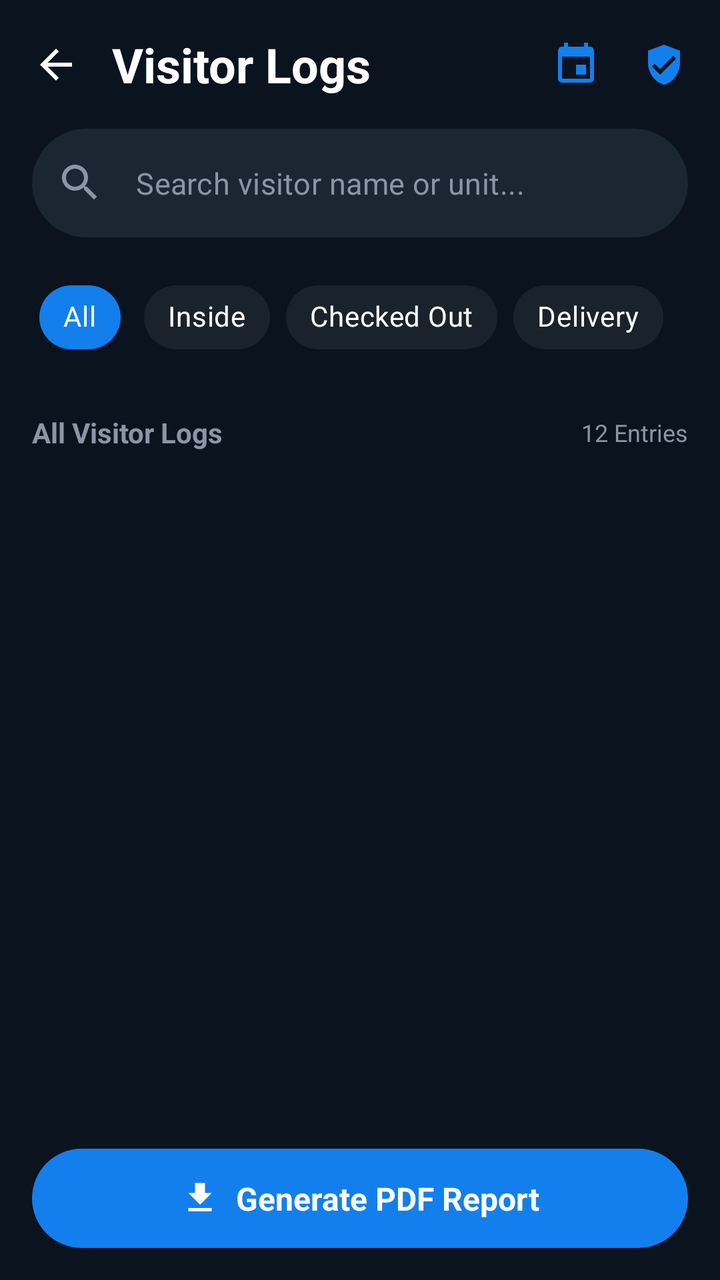
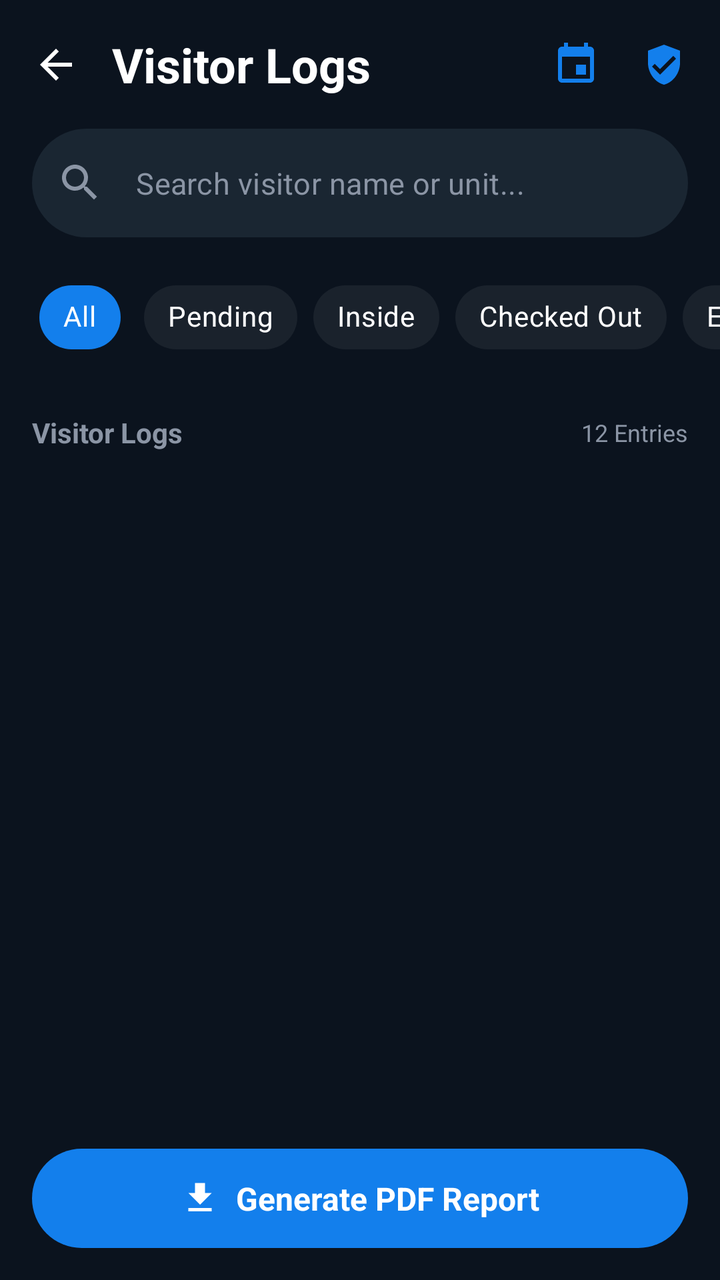

Two renders of the same Android screen: before a commit and after it. Below are the layout's source before the change and the commit's diff.
<!-- AndroidManifest.xml: application theme Theme.HouseVisitorManagementSystem -->
<!-- res/layout/activity_view_visitor.xml -->
<?xml version="1.0" encoding="utf-8"?>
<androidx.constraintlayout.widget.ConstraintLayout xmlns:android="http://schemas.android.com/apk/res/android"
    xmlns:app="http://schemas.android.com/apk/res-auto"
    xmlns:tools="http://schemas.android.com/tools"
    android:id="@+id/main"
    android:layout_width="match_parent"
    android:layout_height="match_parent"
    android:background="@color/night_blue">

    
    <androidx.constraintlayout.widget.ConstraintLayout
        android:id="@+id/headerLayout"
        android:layout_width="match_parent"
        android:layout_height="wrap_content"
        android:padding="16dp"
        app:layout_constraintTop_toTopOf="parent">

        <ImageView
            android:id="@+id/btnBack"
            android:layout_width="24dp"
            android:layout_height="24dp"
            android:contentDescription="Back"
            android:src="@drawable/ic_arrow_back"
            app:layout_constraintBottom_toBottomOf="parent"
            app:layout_constraintStart_toStartOf="parent"
            app:layout_constraintTop_toTopOf="parent"
            app:tint="@color/white" />

        <TextView
            android:layout_width="wrap_content"
            android:layout_height="wrap_content"
            android:layout_marginStart="16dp"
            android:text="Visitor Logs"
            android:textColor="@color/white"
            android:textSize="24sp"
            android:textStyle="bold"
            app:layout_constraintBottom_toBottomOf="parent"
            app:layout_constraintStart_toEndOf="@id/btnBack"
            app:layout_constraintTop_toTopOf="parent" />

        <ImageView
            android:id="@+id/btnFilter"
            android:layout_width="24dp"
            android:layout_height="24dp"
            android:src="@drawable/ic_filter_list"
            app:layout_constraintBottom_toBottomOf="parent"
            app:layout_constraintEnd_toEndOf="parent"
            app:layout_constraintTop_toTopOf="parent"
            app:tint="@color/bright_azure_blue" />

        <ImageView
            android:id="@+id/btnCalendar"
            android:layout_width="24dp"
            android:layout_height="24dp"
            android:layout_marginEnd="20dp"
            android:src="@drawable/ic_calendar"
            app:layout_constraintBottom_toBottomOf="parent"
            app:layout_constraintEnd_toStartOf="@id/btnFilter"
            app:layout_constraintTop_toTopOf="parent"
            app:tint="@color/bright_azure_blue" />

    </androidx.constraintlayout.widget.ConstraintLayout>

    <LinearLayout
        android:id="@+id/btnGenerateReport"
        android:layout_width="match_parent"
        android:layout_height="wrap_content"
        android:layout_marginHorizontal="16dp"
        android:layout_marginBottom="16dp"
        android:background="@drawable/bg_generate_report"
        android:gravity="center"
        android:orientation="horizontal"
        android:padding="14dp"
        app:layout_constraintBottom_toBottomOf="parent">

        <ImageView
            android:layout_width="20dp"
            android:layout_height="20dp"
            android:layout_marginEnd="8dp"
            android:src="@drawable/ic_download"
            app:tint="@color/white" />

        <TextView
            android:layout_width="wrap_content"
            android:layout_height="wrap_content"
            android:text="Generate PDF Report"
            android:textColor="@color/white"
            android:textSize="16sp"
            android:textStyle="bold" />
    </LinearLayout>

    
    <com.google.android.material.textfield.TextInputLayout
        android:id="@+id/tilSearch"
        style="@style/Widget.MaterialComponents.TextInputLayout.OutlinedBox"
        android:layout_width="match_parent"
        android:layout_height="wrap_content"
        android:layout_marginHorizontal="16dp"
        app:boxBackgroundColor="#1A2632"
        app:boxCornerRadiusBottomEnd="28dp"
        app:boxCornerRadiusBottomStart="28dp"
        app:boxCornerRadiusTopEnd="28dp"
        app:boxCornerRadiusTopStart="28dp"
        app:boxStrokeWidth="0dp"
        app:boxStrokeWidthFocused="0dp"
        app:hintEnabled="false"
        app:layout_constraintTop_toBottomOf="@id/headerLayout"
        app:startIconDrawable="@drawable/ic_search"
        app:startIconTint="@color/text_grey">

        <com.google.android.material.textfield.TextInputEditText
            android:id="@+id/etSearch"
            android:layout_width="match_parent"
            android:layout_height="wrap_content"
            android:hint="Search visitor name or unit..."
            android:textColor="@color/white"
            android:textColorHint="@color/text_grey"
            android:textSize="15sp" />
    </com.google.android.material.textfield.TextInputLayout>

    
    <HorizontalScrollView
        android:id="@+id/chipGroupFiltersScroll"
        android:layout_width="match_parent"
        android:layout_height="wrap_content"
        android:layout_marginTop="16dp"
        android:clipToPadding="false"
        android:paddingHorizontal="16dp"
        android:scrollbars="none"
        app:layout_constraintTop_toBottomOf="@id/tilSearch">

        <com.google.android.material.chip.ChipGroup
            android:id="@+id/chipGroupFilters"
            android:layout_width="wrap_content"
            android:layout_height="wrap_content"
            app:selectionRequired="true"
            app:singleSelection="true">

            <com.google.android.material.chip.Chip
                android:id="@+id/chipAll"
                style="@style/Widget.MaterialComponents.Chip.Choice"
                android:layout_width="wrap_content"
                android:layout_height="wrap_content"
                android:checked="true"
                android:text="All"
                android:textColor="@color/white"
                app:chipBackgroundColor="@color/chip_bg_selector"
                app:chipCornerRadius="20dp"
                app:chipStrokeWidth="0dp" />

            <com.google.android.material.chip.Chip
                android:id="@+id/chipInside"
                style="@style/Widget.MaterialComponents.Chip.Choice"
                android:layout_width="wrap_content"
                android:layout_height="wrap_content"
                android:text="Inside"
                android:textColor="@color/white"
                app:chipBackgroundColor="@color/chip_bg_selector"
                app:chipCornerRadius="20dp"
                app:chipStrokeWidth="0dp" />

            <com.google.android.material.chip.Chip
                android:id="@+id/chipCheckedOut"
                style="@style/Widget.MaterialComponents.Chip.Choice"
                android:layout_width="wrap_content"
                android:layout_height="wrap_content"
                android:text="Checked Out"
                android:textColor="@color/white"
                app:chipBackgroundColor="@color/chip_bg_selector"
                app:chipCornerRadius="20dp"
                app:chipStrokeWidth="0dp" />

            <com.google.android.material.chip.Chip
                android:id="@+id/chipDelivery"
                style="@style/Widget.MaterialComponents.Chip.Choice"
                android:layout_width="wrap_content"
                android:layout_height="wrap_content"
                android:text="Delivery"
                android:textColor="@color/white"
                app:chipBackgroundColor="@color/chip_bg_selector"
                app:chipCornerRadius="20dp"
                app:chipStrokeWidth="0dp" />

        </com.google.android.material.chip.ChipGroup>
    </HorizontalScrollView>

    
    <androidx.constraintlayout.widget.ConstraintLayout
        android:id="@+id/subHeaderLayout"
        android:layout_width="match_parent"
        android:layout_height="wrap_content"
        android:layout_marginTop="24dp"
        android:paddingHorizontal="16dp"
        app:layout_constraintTop_toBottomOf="@id/chipGroupFiltersScroll">

        <TextView
            android:id="@+id/tvDateLabel"
            android:layout_width="wrap_content"
            android:layout_height="wrap_content"
            android:text="All Visitor Logs"
            android:textColor="@color/text_grey"
            android:textSize="14sp"
            android:textStyle="bold"
            app:layout_constraintStart_toStartOf="parent"
            app:layout_constraintTop_toTopOf="parent" />

        <TextView
            android:id="@+id/tvEntriesCount"
            android:layout_width="wrap_content"
            android:layout_height="wrap_content"
            android:text="12 Entries"
            android:textColor="@color/text_grey"
            android:textSize="12sp"
            app:layout_constraintBottom_toBottomOf="@id/tvDateLabel"
            app:layout_constraintEnd_toEndOf="parent"
            app:layout_constraintTop_toTopOf="@id/tvDateLabel" />

    </androidx.constraintlayout.widget.ConstraintLayout>

    
    <androidx.recyclerview.widget.RecyclerView
        android:id="@+id/rvVisitorLogs"
        android:layout_width="match_parent"
        android:layout_height="0dp"
        android:layout_marginTop="12dp"
        android:layout_marginBottom="8dp"
        android:clipToPadding="false"
        android:paddingBottom="16dp"
        app:layoutManager="androidx.recyclerview.widget.LinearLayoutManager"
        app:layout_constraintBottom_toTopOf="@id/btnGenerateReport"
        app:layout_constraintTop_toBottomOf="@id/subHeaderLayout"
        tools:listitem="@layout/item_visitor_log" />

</androidx.constraintlayout.widget.ConstraintLayout>
<!-- res/layout/item_visitor_log.xml (included above) -->
<?xml version="1.0" encoding="utf-8"?>
<com.google.android.material.card.MaterialCardView xmlns:android="http://schemas.android.com/apk/res/android"
    xmlns:app="http://schemas.android.com/apk/res-auto"
    xmlns:tools="http://schemas.android.com/tools"
    android:layout_width="match_parent"
    android:layout_height="wrap_content"
    android:layout_marginHorizontal="16dp"
    android:layout_marginVertical="6dp"
    app:cardBackgroundColor="@color/card_dark_bg"
    app:cardCornerRadius="24dp"
    app:cardElevation="0dp"
    app:strokeWidth="0dp">

    <androidx.constraintlayout.widget.ConstraintLayout
        android:layout_width="match_parent"
        android:layout_height="wrap_content"
        android:padding="16dp">

        
        <FrameLayout
            android:id="@+id/avatarContainer"
            android:layout_width="60dp"
            android:layout_height="60dp"
            app:layout_constraintBottom_toBottomOf="parent"
            app:layout_constraintStart_toStartOf="parent"
            app:layout_constraintTop_toTopOf="parent">

            <com.google.android.material.imageview.ShapeableImageView
                android:id="@+id/ivAvatar"
                android:layout_width="match_parent"
                android:layout_height="match_parent"
                android:scaleType="centerCrop"
                android:src="@drawable/person_image"
                app:shapeAppearanceOverlay="@style/CircleImage"
                android:visibility="visible" />

            <View
                android:id="@+id/iconBg"
                android:layout_width="match_parent"
                android:layout_height="match_parent"
                android:background="@drawable/circle_dark_bg"
                android:visibility="gone" />

            <ImageView
                android:id="@+id/ivTypeIcon"
                android:layout_width="24dp"
                android:layout_height="24dp"
                android:layout_gravity="center"
                android:visibility="gone" />

            
            <ImageView
                android:id="@+id/ivActiveIndicator"
                android:layout_width="16dp"
                android:layout_height="16dp"
                android:layout_gravity="bottom|end"
                android:src="@drawable/ic_check_circle"
                app:tint="@color/status_green"
                android:visibility="gone" />

        </FrameLayout>

        
        <LinearLayout
            android:layout_width="0dp"
            android:layout_height="wrap_content"
            android:layout_marginStart="16dp"
            android:layout_marginEnd="8dp"
            android:orientation="vertical"
            app:layout_constraintBottom_toBottomOf="parent"
            app:layout_constraintEnd_toStartOf="@id/timeLayout"
            app:layout_constraintStart_toEndOf="@id/avatarContainer"
            app:layout_constraintTop_toTopOf="parent">

            <TextView
                android:id="@+id/tvName"
                android:layout_width="wrap_content"
                android:layout_height="wrap_content"
                android:text="John Doe"
                android:textColor="@color/white"
                android:textSize="18sp"
                android:textStyle="bold" />

            <TextView
                android:id="@+id/tvDetails"
                android:layout_width="wrap_content"
                android:layout_height="wrap_content"
                android:layout_marginTop="4dp"
                android:text="Guest • Unit 101"
                android:textColor="@color/text_grey"
                android:textSize="14sp" />

        </LinearLayout>

        
        <LinearLayout
            android:id="@+id/timeLayout"
            android:layout_width="wrap_content"
            android:layout_height="wrap_content"
            android:gravity="end"
            android:orientation="vertical"
            app:layout_constraintBottom_toBottomOf="parent"
            app:layout_constraintEnd_toEndOf="parent"
            app:layout_constraintTop_toTopOf="parent">

            <TextView
                android:id="@+id/tvStatusBadge"
                android:layout_width="wrap_content"
                android:layout_height="wrap_content"
                android:background="@drawable/bg_status_inside"
                android:paddingHorizontal="8dp"
                android:paddingVertical="4dp"
                android:text="Inside"
                android:textColor="@color/status_green"
                android:textSize="12sp"
                android:textStyle="bold" />

            <TextView
                android:id="@+id/tvEntryTime"
                android:layout_width="wrap_content"
                android:layout_height="wrap_content"
                android:layout_marginTop="8dp"
                android:text="10:00 AM"
                android:textColor="@color/text_grey"
                android:textSize="12sp" />

            <TextView
                android:id="@+id/tvExitTime"
                android:layout_width="wrap_content"
                android:layout_height="wrap_content"
                android:layout_marginTop="2dp"
                android:text="Out: 11:20 AM"
                android:textColor="@color/text_grey"
                android:textSize="12sp"
                android:visibility="gone" />

            <com.google.android.material.button.MaterialButton
                android:id="@+id/btnCheckout"
                style="@style/Widget.MaterialComponents.Button.TextButton"
                android:layout_width="wrap_content"
                android:layout_height="32dp"
                android:layout_marginTop="4dp"
                android:padding="0dp"
                android:text="Checkout"
                android:textAllCaps="false"
                android:textColor="@color/bright_azure_blue"
                android:textSize="12sp"
                app:rippleColor="@color/slate_blue_gray"
                android:visibility="gone" />

        </LinearLayout>

    </androidx.constraintlayout.widget.ConstraintLayout>

</com.google.android.material.card.MaterialCardView>
<!-- resources referenced by this layout -->
<resources>
  <color name="bright_azure_blue">#137fec</color>
  <color name="card_dark_bg">#1A222C</color>
  <color name="night_blue">#0B131E</color>
  <color name="slate_blue_gray">#2C3643</color>
  <color name="status_green">#2ECC71</color>
  <color name="text_grey">#8B95A5</color>
  <color name="white">#FFFFFF</color>
  <!-- drawable bg_generate_report (drawable) -->
  <?xml version="1.0" encoding="utf-8"?>
  <shape xmlns:android="http://schemas.android.com/apk/res/android">
      <solid android:color="@color/bright_azure_blue" />
      <corners android:radius="100dp" />
  </shape>
  <!-- drawable bg_status_inside (drawable) -->
  <?xml version="1.0" encoding="utf-8"?>
  <shape xmlns:android="http://schemas.android.com/apk/res/android">
      <solid android:color="#1A2ECC71" /> 
      <corners android:radius="8dp" />
  </shape>
  <!-- drawable circle_dark_bg (drawable) -->
  <?xml version="1.0" encoding="utf-8"?>
  <shape xmlns:android="http://schemas.android.com/apk/res/android"
      android:shape="oval">
      <solid android:color="#1A2332" />
  </shape>
  <!-- drawable ic_arrow_back (drawable) -->
  <vector xmlns:android="http://schemas.android.com/apk/res/android"
      android:width="24dp"
      android:height="24dp"
      android:viewportWidth="24"
      android:viewportHeight="24">
      <path
          android:fillColor="#FFFFFF"
          android:pathData="M20,11H7.83l5.59,-5.59L12,4l-8,8 8,8 1.41,-1.41L7.83,13H20v-2z" />
  </vector>
  <!-- drawable ic_calendar (drawable) -->
  <vector xmlns:android="http://schemas.android.com/apk/res/android"
      android:width="24dp"
      android:height="24dp"
      android:viewportWidth="24"
      android:viewportHeight="24">
      <path
          android:fillColor="#FFFFFF"
          android:pathData="M17,12h-5v5h5v-5zM16,1v2H8V1H6v2H5c-1.11,0 -1.99,0.9 -1.99,2L3,19c0,1.1 0.89,2 2,2h14c1.1,0 2,-0.9 2,-2V5c0,-1.1 -0.9,-2 -2,-2h-1V1h-2zM19,19H5V8h14v11z"/>
  </vector>
  <!-- drawable ic_check_circle (drawable) -->
  <vector xmlns:android="http://schemas.android.com/apk/res/android"
      android:width="24dp"
      android:height="24dp"
      android:viewportWidth="24"
      android:viewportHeight="24">
      <path
          android:fillColor="#FFFFFF"
          android:pathData="M12,2C6.48,2 2,6.48 2,12s4.48,10 10,10 10,-4.48 10,-10S17.52,2 12,2zM10,17l-5,-5 1.41,-1.41L10,14.17l7.59,-7.59L19,8l-9,9z"/>
  </vector>
  <!-- drawable ic_download (drawable) -->
  <?xml version="1.0" encoding="utf-8"?>
  <vector xmlns:android="http://schemas.android.com/apk/res/android"
      android:width="24dp"
      android:height="24dp"
      android:viewportWidth="24"
      android:viewportHeight="24">
      <path
          android:fillColor="#FFFFFFFF"
          android:pathData="M19,9h-4V3H9v6H5l7,7L19,9zM5,18v2h14v-2H5z" />
  </vector>
  <!-- drawable ic_filter_list (drawable) -->
  <vector xmlns:android="http://schemas.android.com/apk/res/android"
      android:width="24dp"
      android:height="24dp"
      android:viewportWidth="24"
      android:viewportHeight="24">
      <path
          android:fillColor="#FFFFFF"
          android:pathData="M12,2L4,5v6.09c0,5.05 3.41,9.76 8,10.91c4.59,-1.15 8,-5.86 8,-10.91V5L12,2zM10,17l-4,-4l1.41,-1.41L10,14.17l6.59,-6.59L18,9L10,17z"/>
  </vector>
  <!-- drawable person_image: png bitmap (drawable, 263217 bytes) -->
  <style name="CircleImage">
          <item name="cornerSize">50%</item>
      </style>
  <style name="Theme.HouseVisitorManagementSystem" parent="Base.Theme.HouseVisitorManagementSystem" />
  <style name="Base.Theme.HouseVisitorManagementSystem" parent="Theme.Material3.DayNight.NoActionBar">
          
          
      </style>
  <!-- unchanged entries left out for length: 1 -->
</resources>

<!-- the commit's change to res/layout/activity_view_visitor.xml (unified diff, before → after) -->
@@ -109,7 +109,7 @@
         app:startIconTint="@color/text_grey">
 
         <com.google.android.material.textfield.TextInputEditText
-            android:id="@+id/etSearch"
+            android:id="@+id/visitorLogsSearch"
             android:layout_width="match_parent"
             android:layout_height="wrap_content"
             android:hint="Search visitor name or unit..."
@@ -149,6 +149,17 @@
                 app:chipStrokeWidth="0dp" />
 
             <com.google.android.material.chip.Chip
+                android:id="@+id/chipPending"
+                style="@style/Widget.MaterialComponents.Chip.Choice"
+                android:layout_width="wrap_content"
+                android:layout_height="wrap_content"
+                android:text="Pending"
+                android:textColor="@color/white"
+                app:chipBackgroundColor="@color/chip_bg_selector"
+                app:chipCornerRadius="20dp"
+                app:chipStrokeWidth="0dp" />
+
+            <com.google.android.material.chip.Chip
                 android:id="@+id/chipInside"
                 style="@style/Widget.MaterialComponents.Chip.Choice"
                 android:layout_width="wrap_content"
@@ -171,11 +182,11 @@
                 app:chipStrokeWidth="0dp" />
 
             <com.google.android.material.chip.Chip
-                android:id="@+id/chipDelivery"
-                style="@style/Widget.MaterialComponents.Chip.Choice"
-                android:layout_width="wrap_content"
-                android:layout_height="wrap_content"
-                android:text="Delivery"
+                android:id="@+id/chipExpired"
+                style="@style/Widget.MaterialComponents.Chip.Choice"
+                android:layout_width="wrap_content"
+                android:layout_height="wrap_content"
+                android:text="Expired"
                 android:textColor="@color/white"
                 app:chipBackgroundColor="@color/chip_bg_selector"
                 app:chipCornerRadius="20dp"
@@ -197,7 +208,7 @@
             android:id="@+id/tvDateLabel"
             android:layout_width="wrap_content"
             android:layout_height="wrap_content"
-            android:text="All Visitor Logs"
+            android:text="Visitor Logs"
             android:textColor="@color/text_grey"
             android:textSize="14sp"
             android:textStyle="bold"
@@ -205,7 +216,7 @@
             app:layout_constraintTop_toTopOf="parent" />
 
         <TextView
-            android:id="@+id/tvEntriesCount"
+            android:id="@+id/visitorEntriesCount"
             android:layout_width="wrap_content"
             android:layout_height="wrap_content"
             android:text="12 Entries"
@@ -218,173 +229,48 @@
     </androidx.constraintlayout.widget.ConstraintLayout>
 
     
-    <androidx.recyclerview.widget.RecyclerView
-        android:id="@+id/rvVisitorLogs"
+
+
+
+
+
+
+
+
+
+
+
+
+
+    <ScrollView
         android:layout_width="match_parent"
         android:layout_height="0dp"
-        android:layout_marginTop="12dp"
-        android:layout_marginBottom="8dp"
-        android:clipToPadding="false"
-        android:paddingBottom="16dp"
-        app:layoutManager="androidx.recyclerview.widget.LinearLayoutManager"
-        app:layout_constraintBottom_toTopOf="@id/btnGenerateReport"
+        android:fillViewport="true"
         app:layout_constraintTop_toBottomOf="@id/subHeaderLayout"
-        tools:listitem="@layout/item_visitor_log" />
+        app:layout_constraintBottom_toBottomOf="parent">
+
+        <LinearLayout
+            android:id="@+id/visitorContainer"
+            android:layout_width="match_parent"
+            android:layout_height="wrap_content"
+            android:orientation="vertical"
+            android:paddingBottom="16dp"/>
+    </ScrollView>
+
+
+    <TextView
+        android:id="@+id/tvNoData"
+        android:layout_width="wrap_content"
+        android:layout_height="wrap_content"
+        android:text="No Visitor Available"
+        android:textColor="@color/white"
+        android:textSize="18sp"
+        android:visibility="gone"
+        app:layout_constraintTop_toBottomOf="@id/subHeaderLayout"
+        app:layout_constraintBottom_toBottomOf="parent"
+        app:layout_constraintStart_toStartOf="parent"
+        app:layout_constraintEnd_toEndOf="parent"/>
+
+
 
 </androidx.constraintlayout.widget.ConstraintLayout>
-<!-- res/layout/item_visitor_log.xml (included above) -->
-<?xml version="1.0" encoding="utf-8"?>
-<com.google.android.material.card.MaterialCardView xmlns:android="http://schemas.android.com/apk/res/android"
-    xmlns:app="http://schemas.android.com/apk/res-auto"
-    xmlns:tools="http://schemas.android.com/tools"
-    android:layout_width="match_parent"
-    android:layout_height="wrap_content"
-    android:layout_marginHorizontal="16dp"
-    android:layout_marginVertical="6dp"
-    app:cardBackgroundColor="@color/card_dark_bg"
-    app:cardCornerRadius="24dp"
-    app:cardElevation="0dp"
-    app:strokeWidth="0dp">
-
-    <androidx.constraintlayout.widget.ConstraintLayout
-        android:layout_width="match_parent"
-        android:layout_height="wrap_content"
-        android:padding="16dp">
-
-        
-        <FrameLayout
-            android:id="@+id/avatarContainer"
-            android:layout_width="60dp"
-            android:layout_height="60dp"
-            app:layout_constraintBottom_toBottomOf="parent"
-            app:layout_constraintStart_toStartOf="parent"
-            app:layout_constraintTop_toTopOf="parent">
-
-            <com.google.android.material.imageview.ShapeableImageView
-                android:id="@+id/ivAvatar"
-                android:layout_width="match_parent"
-                android:layout_height="match_parent"
-                android:scaleType="centerCrop"
-                android:src="@drawable/person_image"
-                app:shapeAppearanceOverlay="@style/CircleImage"
-                android:visibility="visible" />
-
-            <View
-                android:id="@+id/iconBg"
-                android:layout_width="match_parent"
-                android:layout_height="match_parent"
-                android:background="@drawable/circle_dark_bg"
-                android:visibility="gone" />
-
-            <ImageView
-                android:id="@+id/ivTypeIcon"
-                android:layout_width="24dp"
-                android:layout_height="24dp"
-                android:layout_gravity="center"
-                android:visibility="gone" />
-
-            
-            <ImageView
-                android:id="@+id/ivActiveIndicator"
-                android:layout_width="16dp"
-                android:layout_height="16dp"
-                android:layout_gravity="bottom|end"
-                android:src="@drawable/ic_check_circle"
-                app:tint="@color/status_green"
-                android:visibility="gone" />
-
-        </FrameLayout>
-
-        
-        <LinearLayout
-            android:layout_width="0dp"
-            android:layout_height="wrap_content"
-            android:layout_marginStart="16dp"
-            android:layout_marginEnd="8dp"
-            android:orientation="vertical"
-            app:layout_constraintBottom_toBottomOf="parent"
-            app:layout_constraintEnd_toStartOf="@id/timeLayout"
-            app:layout_constraintStart_toEndOf="@id/avatarContainer"
-            app:layout_constraintTop_toTopOf="parent">
-
-            <TextView
-                android:id="@+id/tvName"
-                android:layout_width="wrap_content"
-                android:layout_height="wrap_content"
-                android:text="John Doe"
-                android:textColor="@color/white"
-                android:textSize="18sp"
-                android:textStyle="bold" />
-
-            <TextView
-                android:id="@+id/tvDetails"
-                android:layout_width="wrap_content"
-                android:layout_height="wrap_content"
-                android:layout_marginTop="4dp"
-                android:text="Guest • Unit 101"
-                android:textColor="@color/text_grey"
-                android:textSize="14sp" />
-
-        </LinearLayout>
-
-        
-        <LinearLayout
-            android:id="@+id/timeLayout"
-            android:layout_width="wrap_content"
-            android:layout_height="wrap_content"
-            android:gravity="end"
-            android:orientation="vertical"
-            app:layout_constraintBottom_toBottomOf="parent"
-            app:layout_constraintEnd_toEndOf="parent"
-            app:layout_constraintTop_toTopOf="parent">
-
-            <TextView
-                android:id="@+id/tvStatusBadge"
-                android:layout_width="wrap_content"
-                android:layout_height="wrap_content"
-                android:background="@drawable/bg_status_inside"
-                android:paddingHorizontal="8dp"
-                android:paddingVertical="4dp"
-                android:text="Inside"
-                android:textColor="@color/status_green"
-                android:textSize="12sp"
-                android:textStyle="bold" />
-
-            <TextView
-                android:id="@+id/tvEntryTime"
-                android:layout_width="wrap_content"
-                android:layout_height="wrap_content"
-                android:layout_marginTop="8dp"
-                android:text="10:00 AM"
-                android:textColor="@color/text_grey"
-                android:textSize="12sp" />
-
-            <TextView
-                android:id="@+id/tvExitTime"
-                android:layout_width="wrap_content"
-                android:layout_height="wrap_content"
-                android:layout_marginTop="2dp"
-                android:text="Out: 11:20 AM"
-                android:textColor="@color/text_grey"
-                android:textSize="12sp"
-                android:visibility="gone" />
-
-            <com.google.android.material.button.MaterialButton
-                android:id="@+id/btnCheckout"
-                style="@style/Widget.MaterialComponents.Button.TextButton"
-                android:layout_width="wrap_content"
-                android:layout_height="32dp"
-                android:layout_marginTop="4dp"
-                android:padding="0dp"
-                android:text="Checkout"
-                android:textAllCaps="false"
-                android:textColor="@color/bright_azure_blue"
-                android:textSize="12sp"
-                app:rippleColor="@color/slate_blue_gray"
-                android:visibility="gone" />
-
-        </LinearLayout>
-
-    </androidx.constraintlayout.widget.ConstraintLayout>
-
-</com.google.android.material.card.MaterialCardView>
<!-- resource entries referenced after the edit -->
@@ -1,10 +1,7 @@
 <!-- resources referenced by this layout -->
 <resources>
   <color name="bright_azure_blue">#137fec</color>
-  <color name="card_dark_bg">#1A222C</color>
   <color name="night_blue">#0B131E</color>
-  <color name="slate_blue_gray">#2C3643</color>
-  <color name="status_green">#2ECC71</color>
   <color name="text_grey">#8B95A5</color>
   <color name="white">#FFFFFF</color>
   <!-- drawable bg_generate_report (drawable) -->
@@ -12,18 +9,6 @@
   <shape xmlns:android="http://schemas.android.com/apk/res/android">
       <solid android:color="@color/bright_azure_blue" />
       <corners android:radius="100dp" />
-  </shape>
-  <!-- drawable bg_status_inside (drawable) -->
-  <?xml version="1.0" encoding="utf-8"?>
-  <shape xmlns:android="http://schemas.android.com/apk/res/android">
-      <solid android:color="#1A2ECC71" /> 
-      <corners android:radius="8dp" />
-  </shape>
-  <!-- drawable circle_dark_bg (drawable) -->
-  <?xml version="1.0" encoding="utf-8"?>
-  <shape xmlns:android="http://schemas.android.com/apk/res/android"
-      android:shape="oval">
-      <solid android:color="#1A2332" />
   </shape>
   <!-- drawable ic_arrow_back (drawable) -->
   <vector xmlns:android="http://schemas.android.com/apk/res/android"
@@ -44,16 +29,6 @@
       <path
           android:fillColor="#FFFFFF"
           android:pathData="M17,12h-5v5h5v-5zM16,1v2H8V1H6v2H5c-1.11,0 -1.99,0.9 -1.99,2L3,19c0,1.1 0.89,2 2,2h14c1.1,0 2,-0.9 2,-2V5c0,-1.1 -0.9,-2 -2,-2h-1V1h-2zM19,19H5V8h14v11z"/>
-  </vector>
-  <!-- drawable ic_check_circle (drawable) -->
-  <vector xmlns:android="http://schemas.android.com/apk/res/android"
-      android:width="24dp"
-      android:height="24dp"
-      android:viewportWidth="24"
-      android:viewportHeight="24">
-      <path
-          android:fillColor="#FFFFFF"
-          android:pathData="M12,2C6.48,2 2,6.48 2,12s4.48,10 10,10 10,-4.48 10,-10S17.52,2 12,2zM10,17l-5,-5 1.41,-1.41L10,14.17l7.59,-7.59L19,8l-9,9z"/>
   </vector>
   <!-- drawable ic_download (drawable) -->
   <?xml version="1.0" encoding="utf-8"?>
@@ -76,10 +51,6 @@
           android:fillColor="#FFFFFF"
           android:pathData="M12,2L4,5v6.09c0,5.05 3.41,9.76 8,10.91c4.59,-1.15 8,-5.86 8,-10.91V5L12,2zM10,17l-4,-4l1.41,-1.41L10,14.17l6.59,-6.59L18,9L10,17z"/>
   </vector>
-  <!-- drawable person_image: png bitmap (drawable, 263217 bytes) -->
-  <style name="CircleImage">
-          <item name="cornerSize">50%</item>
-      </style>
   <style name="Theme.HouseVisitorManagementSystem" parent="Base.Theme.HouseVisitorManagementSystem" />
   <style name="Base.Theme.HouseVisitorManagementSystem" parent="Theme.Material3.DayNight.NoActionBar">
           
